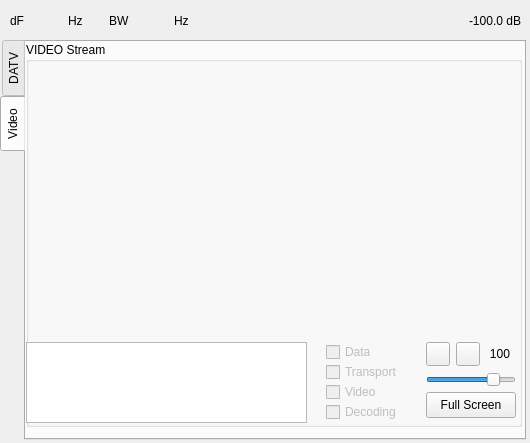
Qt form plugins/channelrx/demoddatv/datvdemodgui.ui (f4exb/sdrangel) before a commit.
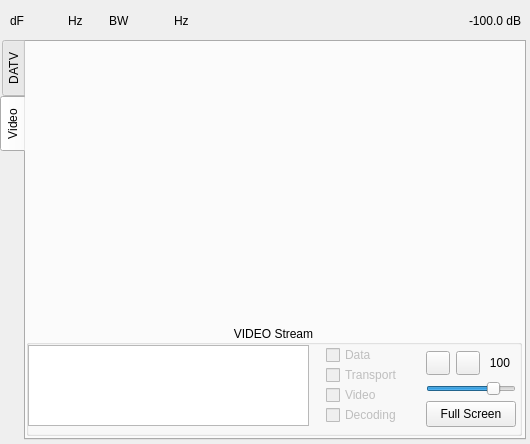
The same form after that commit. Icons and pictures are not drawn. Custom widgets are drawn as their Qt base class.

Commit message: DATV demod: put video screen inside a layout

```diff
--- a/plugins/channelrx/demoddatv/datvdemodgui.ui
+++ b/plugins/channelrx/demoddatv/datvdemodgui.ui
@@ -7,7 +7,7 @@
     <x>0</x>
     <y>0</y>
     <width>530</width>
-    <height>443</height>
+    <height>444</height>
    </rect>
   </property>
   <property name="sizePolicy">
@@ -720,31 +720,22 @@
      <property name="geometry">
       <rect>
        <x>0</x>
-       <y>0</y>
+       <y>283</y>
        <width>496</width>
-       <height>385</height>
+       <height>111</height>
       </rect>
      </property>
-     <property name="minimumSize">
-      <size>
-       <width>496</width>
-       <height>385</height>
-      </size>
-     </property>
-     <property name="maximumSize">
-      <size>
-       <width>496</width>
-       <height>385</height>
-      </size>
-     </property>
      <property name="title">
       <string>VIDEO Stream</string>
      </property>
+     <property name="alignment">
+      <set>Qt::AlignCenter</set>
+     </property>
      <widget class="QTextEdit" name="textEdit">
       <property name="geometry">
        <rect>
-        <x>0</x>
-        <y>300</y>
+        <x>2</x>
+        <y>20</y>
         <width>281</width>
         <height>81</height>
        </rect>
@@ -763,7 +754,7 @@
       <property name="geometry">
        <rect>
         <x>400</x>
-        <y>350</y>
+        <y>76</y>
         <width>90</width>
         <height>26</height>
        </rect>
@@ -782,7 +773,7 @@
       <property name="geometry">
        <rect>
         <x>300</x>
-        <y>320</y>
+        <y>40</y>
         <width>85</width>
         <height>20</height>
        </rect>
@@ -804,7 +795,7 @@
       <property name="geometry">
        <rect>
         <x>300</x>
-        <y>340</y>
+        <y>60</y>
         <width>85</width>
         <height>20</height>
        </rect>
@@ -826,7 +817,7 @@
       <property name="geometry">
        <rect>
         <x>300</x>
-        <y>360</y>
+        <y>80</y>
         <width>85</width>
         <height>20</height>
        </rect>
@@ -848,7 +839,7 @@
       <property name="geometry">
        <rect>
         <x>300</x>
-        <y>300</y>
+        <y>20</y>
         <width>85</width>
         <height>20</height>
        </rect>
@@ -867,7 +858,7 @@
       <property name="geometry">
        <rect>
         <x>430</x>
-        <y>300</y>
+        <y>26</y>
         <width>24</width>
         <height>24</height>
        </rect>
@@ -891,7 +882,7 @@
       <property name="geometry">
        <rect>
         <x>400</x>
-        <y>330</y>
+        <y>56</y>
         <width>90</width>
         <height>16</height>
        </rect>
@@ -919,7 +910,7 @@
       <property name="geometry">
        <rect>
         <x>460</x>
-        <y>300</y>
+        <y>26</y>
         <width>24</width>
         <height>24</height>
        </rect>
@@ -938,7 +929,7 @@
       <property name="geometry">
        <rect>
         <x>400</x>
-        <y>300</y>
+        <y>26</y>
         <width>24</width>
         <height>24</height>
        </rect>
@@ -958,16 +949,37 @@
        <bool>true</bool>
       </property>
      </widget>
-     <widget class="DATVideoRender" name="screenTV_2" native="true">
-      <property name="geometry">
-       <rect>
-        <x>2</x>
-        <y>22</y>
-        <width>492</width>
-        <height>270</height>
-       </rect>
+    </widget>
+    <widget class="QWidget" name="verticalLayoutWidget_2">
+     <property name="geometry">
+      <rect>
+       <x>0</x>
+       <y>0</y>
+       <width>501</width>
+       <height>281</height>
+      </rect>
+     </property>
+     <layout class="QVBoxLayout" name="screenLayout">
+      <property name="spacing">
+       <number>0</number>
       </property>
-     </widget>
+      <property name="leftMargin">
+       <number>4</number>
+      </property>
+      <property name="rightMargin">
+       <number>4</number>
+      </property>
+      <item>
+       <widget class="DATVideoRender" name="screenTV_2" native="true">
+        <property name="maximumSize">
+         <size>
+          <width>490</width>
+          <height>270</height>
+         </size>
+        </property>
+       </widget>
+      </item>
+     </layout>
     </widget>
    </widget>
   </widget>
```
Left out of the diff: 3 changed lines with no effect on the pictures.
